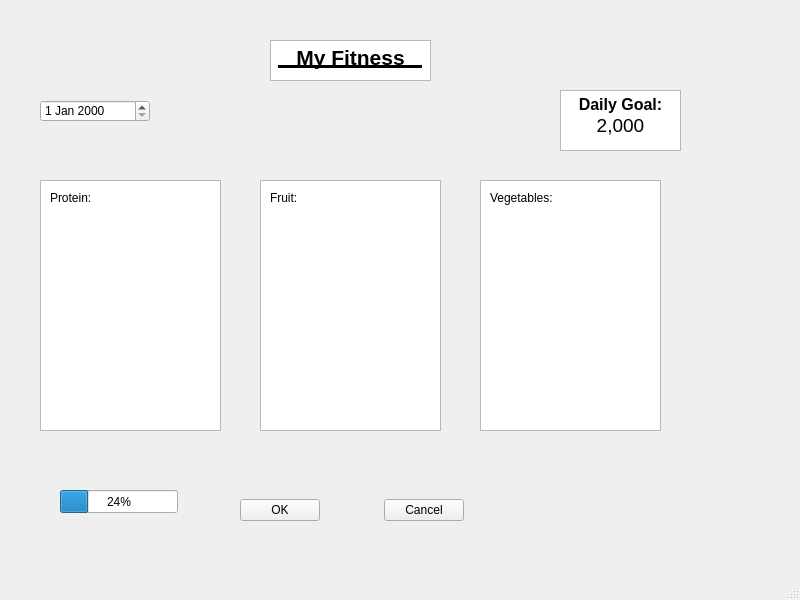
rodar024/My_Fitness_APP, file ui/main_ui.ui: the form before one commit.
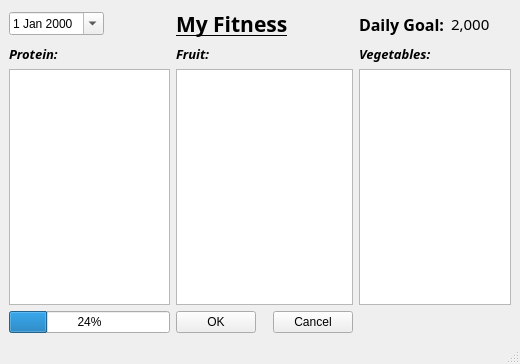
The form after the commit.

Commit message: updated name labels. Cancel button and over writting the progressbar for when it is greater than 2000.

Patch:
```diff
--- a/ui/main_ui.ui
+++ b/ui/main_ui.ui
@@ -6,176 +6,123 @@
    <rect>
     <x>0</x>
     <y>0</y>
-    <width>800</width>
-    <height>600</height>
+    <width>520</width>
+    <height>364</height>
    </rect>
   </property>
   <property name="windowTitle">
    <string>MainWindow</string>
   </property>
   <widget class="QWidget" name="centralwidget">
-   <widget class="QTextEdit" name="textEdit">
-    <property name="geometry">
-     <rect>
-      <x>270</x>
-      <y>40</y>
-      <width>161</width>
-      <height>41</height>
-     </rect>
-    </property>
-    <property name="html">
-     <string>&lt;!DOCTYPE HTML PUBLIC &quot;-//W3C//DTD HTML 4.0//EN&quot; &quot;http://www.w3.org/TR/REC-html40/strict.dtd&quot;&gt;
-&lt;html&gt;&lt;head&gt;&lt;meta name=&quot;qrichtext&quot; content=&quot;1&quot; /&gt;&lt;meta charset=&quot;utf-8&quot; /&gt;&lt;style type=&quot;text/css&quot;&gt;
-p, li { white-space: pre-wrap; }
-hr { height: 1px; border-width: 0; }
-li.unchecked::marker { content: &quot;\2610&quot;; }
-li.checked::marker { content: &quot;\2612&quot;; }
-&lt;/style&gt;&lt;/head&gt;&lt;body style=&quot; font-family:'Segoe UI'; font-size:9pt; font-weight:400; font-style:normal;&quot;&gt;
-&lt;p align=&quot;center&quot; style=&quot; margin-top:0px; margin-bottom:0px; margin-left:0px; margin-right:0px; -qt-block-indent:0; text-indent:0px;&quot;&gt;&lt;span style=&quot; font-size:16pt; font-weight:700; text-decoration: underline;&quot;&gt;   My Fitness   &lt;/span&gt;&lt;/p&gt;&lt;/body&gt;&lt;/html&gt;</string>
-    </property>
-   </widget>
+   <layout class="QGridLayout" name="gridLayout">
+    <item row="0" column="2">
+     <widget class="QLabel" name="label_title">
+      <property name="font">
+       <font>
+        <family>Trebuchet MS</family>
+        <pointsize>16</pointsize>
+        <bold>true</bold>
+        <underline>true</underline>
+       </font>
+      </property>
+      <property name="text">
+       <string>My Fitness</string>
+      </property>
+     </widget>
+    </item>
+    <item row="0" column="0">
    <widget class="QDateEdit" name="dateEdit">
-    <property name="geometry">
-     <rect>
-      <x>40</x>
-      <y>100</y>
-      <width>110</width>
-      <height>22</height>
-     </rect>
-    </property>
-   </widget>
-   <widget class="QTextEdit" name="textEdit_2">
-    <property name="geometry">
-     <rect>
-      <x>560</x>
-      <y>90</y>
-      <width>121</width>
-      <height>61</height>
-     </rect>
-    </property>
-    <property name="html">
-     <string>&lt;!DOCTYPE HTML PUBLIC &quot;-//W3C//DTD HTML 4.0//EN&quot; &quot;http://www.w3.org/TR/REC-html40/strict.dtd&quot;&gt;
-&lt;html&gt;&lt;head&gt;&lt;meta name=&quot;qrichtext&quot; content=&quot;1&quot; /&gt;&lt;meta charset=&quot;utf-8&quot; /&gt;&lt;style type=&quot;text/css&quot;&gt;
-p, li { white-space: pre-wrap; }
-hr { height: 1px; border-width: 0; }
-li.unchecked::marker { content: &quot;\2610&quot;; }
-li.checked::marker { content: &quot;\2612&quot;; }
-&lt;/style&gt;&lt;/head&gt;&lt;body style=&quot; font-family:'Segoe UI'; font-size:9pt; font-weight:400; font-style:normal;&quot;&gt;
-&lt;p align=&quot;center&quot; style=&quot; margin-top:0px; margin-bottom:0px; margin-left:0px; margin-right:0px; -qt-block-indent:0; text-indent:0px;&quot;&gt;&lt;span style=&quot; font-size:12pt; font-weight:700;&quot;&gt;Daily Goal:&lt;/span&gt;&lt;/p&gt;
-&lt;p align=&quot;center&quot; style=&quot; margin-top:0px; margin-bottom:0px; margin-left:0px; margin-right:0px; -qt-block-indent:0; text-indent:0px;&quot;&gt;&lt;span style=&quot; font-size:14pt;&quot;&gt;2,000&lt;/span&gt;&lt;/p&gt;&lt;/body&gt;&lt;/html&gt;</string>
-    </property>
-   </widget>
-   <widget class="QListView" name="listView">
-    <property name="geometry">
-     <rect>
-      <x>40</x>
-      <y>180</y>
-      <width>181</width>
-      <height>251</height>
-     </rect>
-    </property>
-   </widget>
-   <widget class="QLabel" name="label">
-    <property name="geometry">
-     <rect>
-      <x>50</x>
-      <y>190</y>
-      <width>49</width>
-      <height>16</height>
-     </rect>
+      <property name="calendarPopup">
+       <bool>true</bool>
+      </property>
+     </widget>
+    </item>
+    <item row="3" column="4" colspan="2">
+     <widget class="QListView" name="listView_vegetables"/>
+    </item>
+    <item row="0" column="4">
+     <widget class="QLabel" name="label_daily_goal_title">
+      <property name="font">
+       <font>
+        <family>Trebuchet MS</family>
+        <pointsize>12</pointsize>
+        <bold>true</bold>
+       </font>
     </property>
     <property name="text">
-     <string>Protein:</string>
-    </property>
-   </widget>
-   <widget class="QWidget" name="verticalLayoutWidget">
-    <property name="geometry">
-     <rect>
-      <x>50</x>
-      <y>220</y>
-      <width>161</width>
-      <height>201</height>
-     </rect>
-    </property>
-    <layout class="QVBoxLayout" name="verticalLayout"/>
-   </widget>
-   <widget class="QListView" name="listView_2">
-    <property name="geometry">
-     <rect>
-      <x>260</x>
-      <y>180</y>
-      <width>181</width>
-      <height>251</height>
-     </rect>
-    </property>
-   </widget>
-   <widget class="QListView" name="listView_3">
-    <property name="geometry">
-     <rect>
-      <x>480</x>
-      <y>180</y>
-      <width>181</width>
-      <height>251</height>
-     </rect>
-    </property>
-   </widget>
-   <widget class="QLabel" name="label_2">
-    <property name="geometry">
-     <rect>
-      <x>270</x>
-      <y>190</y>
-      <width>49</width>
-      <height>16</height>
-     </rect>
+       <string>Daily Goal:</string>
+      </property>
+     </widget>
+    </item>
+    <item row="2" column="2">
+     <widget class="QLabel" name="label_fruit">
+      <property name="font">
+       <font>
+        <family>Trebuchet MS</family>
+        <pointsize>10</pointsize>
+        <italic>true</italic>
+        <bold>true</bold>
+       </font>
     </property>
     <property name="text">
      <string>Fruit:</string>
     </property>
    </widget>
-   <widget class="QWidget" name="verticalLayoutWidget_2">
-    <property name="geometry">
-     <rect>
-      <x>270</x>
-      <y>220</y>
-      <width>161</width>
-      <height>201</height>
-     </rect>
-    </property>
-    <layout class="QVBoxLayout" name="verticalLayout_2"/>
-   </widget>
-   <widget class="QWidget" name="verticalLayoutWidget_3">
-    <property name="geometry">
-     <rect>
-      <x>490</x>
-      <y>220</y>
-      <width>161</width>
-      <height>201</height>
-     </rect>
-    </property>
-    <layout class="QVBoxLayout" name="verticalLayout_3"/>
-   </widget>
-   <widget class="QLabel" name="label_3">
-    <property name="geometry">
-     <rect>
-      <x>490</x>
-      <y>190</y>
-      <width>71</width>
-      <height>16</height>
-     </rect>
+    </item>
+    <item row="3" column="0" colspan="2">
+     <widget class="QListView" name="listView_protein"/>
+    </item>
+    <item row="2" column="0">
+     <widget class="QLabel" name="label_Protein">
+      <property name="font">
+       <font>
+        <family>Trebuchet MS</family>
+        <pointsize>10</pointsize>
+        <italic>true</italic>
+        <bold>true</bold>
+       </font>
+      </property>
+      <property name="text">
+       <string>Protein:</string>
+      </property>
+     </widget>
+    </item>
+    <item row="0" column="5">
+     <widget class="QLabel" name="label_num_cal">
+      <property name="font">
+       <font>
+        <family>Trebuchet MS</family>
+        <pointsize>11</pointsize>
+       </font>
+      </property>
+      <property name="text">
+       <string>2,000</string>
+      </property>
+     </widget>
+    </item>
+    <item row="4" column="0" colspan="2">
+     <widget class="QProgressBar" name="progressBar">
+      <property name="value">
+       <number>24</number>
+      </property>
+     </widget>
+    </item>
+    <item row="2" column="4">
+     <widget class="QLabel" name="label_Vegetables">
+      <property name="font">
+       <font>
+        <family>Trebuchet MS</family>
+        <pointsize>10</pointsize>
+        <italic>true</italic>
+        <bold>true</bold>
+       </font>
     </property>
     <property name="text">
      <string>Vegetables:</string>
     </property>
    </widget>
-   <widget class="QWidget" name="horizontalLayoutWidget">
-    <property name="geometry">
-     <rect>
-      <x>240</x>
-      <y>470</y>
-      <width>224</width>
-      <height>81</height>
-     </rect>
-    </property>
+    </item>
+    <item row="4" column="2" colspan="2">
     <layout class="QHBoxLayout" name="horizontalLayout_3">
      <item>
       <widget class="QPushButton" name="pushButton_2">
@@ -184,136 +131,6 @@
        </property>
       </widget>
      </item>
-     <item>
-      <spacer name="horizontalSpacer_4">
-       <property name="orientation">
-        <enum>Qt::Orientation::Horizontal</enum>
-       </property>
-       <property name="sizeHint" stdset="0">
-        <size>
-         <width>40</width>
-         <height>20</height>
-        </size>
-       </property>
-      </spacer>
-     </item>
-     <item>
-      <spacer name="horizontalSpacer_3">
-       <property name="orientation">
-        <enum>Qt::Orientation::Horizontal</enum>
-       </property>
-       <property name="sizeHint" stdset="0">
-        <size>
-         <width>40</width>
-         <height>20</height>
-        </size>
-       </property>
-      </spacer>
-     </item>
-     <item>
-      <spacer name="horizontalSpacer_5">
-       <property name="orientation">
-        <enum>Qt::Orientation::Horizontal</enum>
-       </property>
-       <property name="sizeHint" stdset="0">
-        <size>
-         <width>40</width>
-         <height>20</height>
-        </size>
-       </property>
-      </spacer>
-     </item>
-     <item>
-      <spacer name="horizontalSpacer_6">
-       <property name="orientation">
-        <enum>Qt::Orientation::Horizontal</enum>
-       </property>
-       <property name="sizeHint" stdset="0">
-        <size>
-         <width>40</width>
-         <height>20</height>
-        </size>
-       </property>
-      </spacer>
-     </item>
-     <item>
-      <spacer name="horizontalSpacer_10">
-       <property name="orientation">
-        <enum>Qt::Orientation::Horizontal</enum>
-       </property>
-       <property name="sizeHint" stdset="0">
-        <size>
-         <width>40</width>
-         <height>20</height>
-        </size>
-       </property>
-      </spacer>
-     </item>
-     <item>
-      <spacer name="horizontalSpacer_8">
-       <property name="orientation">
-        <enum>Qt::Orientation::Horizontal</enum>
-       </property>
-       <property name="sizeHint" stdset="0">
-        <size>
-         <width>40</width>
-         <height>20</height>
-        </size>
-       </property>
-      </spacer>
-     </item>
-     <item>
-      <spacer name="horizontalSpacer_9">
-       <property name="orientation">
-        <enum>Qt::Orientation::Horizontal</enum>
-       </property>
-       <property name="sizeHint" stdset="0">
-        <size>
-         <width>40</width>
-         <height>20</height>
-        </size>
-       </property>
-      </spacer>
-     </item>
-     <item>
-      <spacer name="horizontalSpacer_7">
-       <property name="orientation">
-        <enum>Qt::Orientation::Horizontal</enum>
-       </property>
-       <property name="sizeHint" stdset="0">
-        <size>
-         <width>40</width>
-         <height>20</height>
-        </size>
-       </property>
-      </spacer>
-     </item>
-     <item>
-      <spacer name="horizontalSpacer_11">
-       <property name="orientation">
-        <enum>Qt::Orientation::Horizontal</enum>
-       </property>
-       <property name="sizeHint" stdset="0">
-        <size>
-         <width>40</width>
-         <height>20</height>
-        </size>
-       </property>
-      </spacer>
-     </item>
-     <item>
-      <spacer name="horizontalSpacer_2">
-       <property name="orientation">
-        <enum>Qt::Orientation::Horizontal</enum>
-       </property>
-       <property name="sizeHint" stdset="0">
-        <size>
-         <width>40</width>
-         <height>20</height>
-        </size>
-       </property>
-      </spacer>
-     </item>
      <item>
       <spacer name="horizontalSpacer">
        <property name="orientation">
@@ -335,33 +152,21 @@
       </widget>
      </item>
     </layout>
-   </widget>
-   <widget class="QProgressBar" name="progressBar">
-    <property name="geometry">
-     <rect>
-      <x>60</x>
-      <y>490</y>
-      <width>118</width>
-      <height>23</height>
-     </rect>
-    </property>
-    <property name="value">
-     <number>24</number>
-    </property>
-   </widget>
-   <zorder>listView</zorder>
-   <zorder>listView_2</zorder>
-   <zorder>textEdit</zorder>
-   <zorder>dateEdit</zorder>
-   <zorder>textEdit_2</zorder>
-   <zorder>verticalLayoutWidget</zorder>
-   <zorder>listView_3</zorder>
-   <zorder>verticalLayoutWidget_2</zorder>
-   <zorder>verticalLayoutWidget_3</zorder>
-   <zorder>label</zorder>
-   <zorder>label_2</zorder>
-   <zorder>label_3</zorder>
-   <zorder>horizontalLayoutWidget</zorder>
+    </item>
+    <item row="3" column="2" colspan="2">
+     <widget class="QListView" name="listView_fruit">
+      <property name="sizePolicy">
+       <sizepolicy hsizetype="Expanding" vsizetype="Expanding">
+        <horstretch>0</horstretch>
+        <verstretch>0</verstretch>
+       </sizepolicy>
+      </property>
+     </widget>
+    </item>
+   </layout>
+   <zorder>listView_protein</zorder>
+   <zorder>listView_fruit</zorder>
+   <zorder>listView_vegetables</zorder>
    <zorder>progressBar</zorder>
   </widget>
   <widget class="QMenuBar" name="menubar">
```
Left out of the diff: 13 changed lines with no effect on the pictures. Lines whose indentation alone changed are shown as unchanged. The commit also changes 3 other files.
